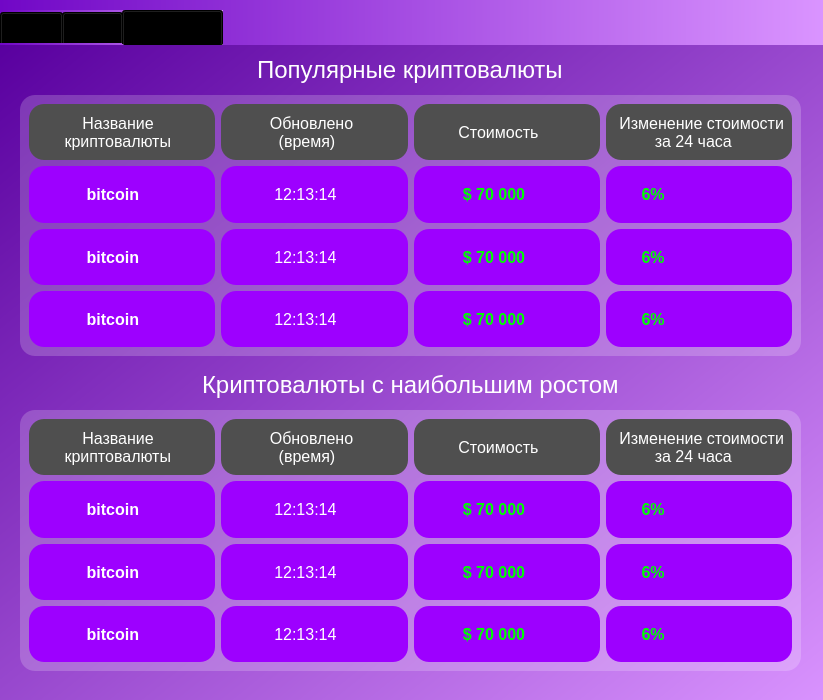
First picture: the form in parser_gui_test.ui, repository artemdmitrievich/Myparser, before the edit.
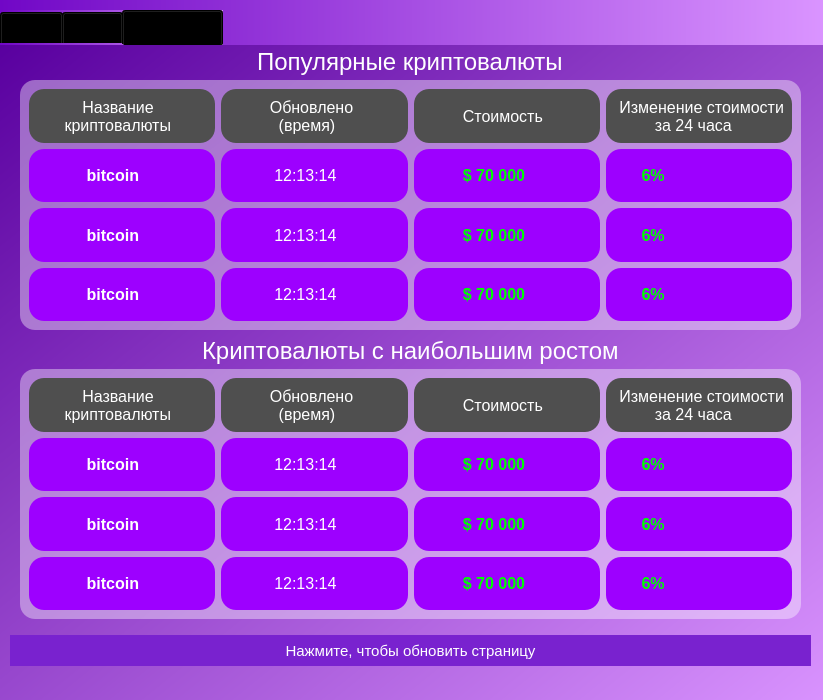
Second picture: the form after the edit. The open tabs and pages were chosen to show the change. Icons and pictures are not drawn.

Commit message: Сделал заполняемую форму криптовалют с наибольши ростом, сделал кнопку обновить страницу additional.

```diff
--- a/parser_gui_test.ui
+++ b/parser_gui_test.ui
@@ -756,7 +756,7 @@
       <property name="geometry">
        <rect>
         <x>257</x>
-        <y>10</y>
+        <y>2</y>
         <width>311</width>
         <height>30</height>
        </rect>
@@ -774,7 +774,7 @@
       <property name="geometry">
        <rect>
         <x>202</x>
-        <y>325</y>
+        <y>291</y>
         <width>421</width>
         <height>30</height>
        </rect>
@@ -792,7 +792,7 @@
       <property name="geometry">
        <rect>
         <x>700</x>
-        <y>126</y>
+        <y>109</y>
         <width>40</width>
         <height>40</height>
        </rect>
@@ -818,7 +818,7 @@
       <property name="geometry">
        <rect>
         <x>700</x>
-        <y>194</y>
+        <y>169</y>
         <width>40</width>
         <height>40</height>
        </rect>
@@ -844,7 +844,7 @@
       <property name="geometry">
        <rect>
         <x>700</x>
-        <y>260</y>
+        <y>229</y>
         <width>40</width>
         <height>40</height>
        </rect>
@@ -870,13 +870,13 @@
       <property name="geometry">
        <rect>
         <x>20</x>
-        <y>365</y>
+        <y>324</y>
         <width>781</width>
-        <height>261</height>
+        <height>250</height>
        </rect>
       </property>
       <property name="styleSheet">
-       <string notr="true">background: rgba(255,255,255, 50);
+       <string notr="true">background: rgba(255,255,255, 100);
 border-radius: 15px;</string>
       </property>
       <layout class="QVBoxLayout" name="verticalLayout_5">
@@ -918,7 +918,7 @@
 background-color: rgb(79, 79, 79);</string>
            </property>
            <property name="text">
-            <string>          Стоимость</string>
+            <string>           Стоимость</string>
            </property>
           </widget>
          </item>
@@ -1108,7 +1108,7 @@
       <property name="geometry">
        <rect>
         <x>700</x>
-        <y>444</y>
+        <y>399</y>
         <width>40</width>
         <height>40</height>
        </rect>
@@ -1134,7 +1134,7 @@
       <property name="geometry">
        <rect>
         <x>700</x>
-        <y>508</y>
+        <y>459</y>
         <width>40</width>
         <height>40</height>
        </rect>
@@ -1160,7 +1160,7 @@
       <property name="geometry">
        <rect>
         <x>700</x>
-        <y>569</y>
+        <y>519</y>
         <width>40</width>
         <height>40</height>
        </rect>
@@ -1182,17 +1182,35 @@
        </size>
       </property>
      </widget>
+     <widget class="QToolButton" name="Update_Additional_Button">
+      <property name="geometry">
+       <rect>
+        <x>10</x>
+        <y>590</y>
+        <width>801</width>
+        <height>31</height>
+       </rect>
+      </property>
+      <property name="styleSheet">
+       <string notr="true">color: rgb(255,255,255);
+font-size: 15px;
+background-color: rgb(121, 34, 207);</string>
+      </property>
+      <property name="text">
+       <string>Нажмите, чтобы обновить страницу</string>
+      </property>
+     </widget>
      <widget class="QFrame" name="Main_popular_crypto_Frame">
       <property name="geometry">
        <rect>
         <x>20</x>
-        <y>50</y>
+        <y>35</y>
         <width>781</width>
-        <height>261</height>
+        <height>250</height>
        </rect>
       </property>
       <property name="styleSheet">
-       <string notr="true">background: rgba(255,255,255, 50);
+       <string notr="true">background: rgba(255,255,255, 100);
 border-radius: 15px;</string>
       </property>
       <layout class="QVBoxLayout" name="verticalLayout_2">
@@ -1234,7 +1252,7 @@
 background-color: rgb(79, 79, 79);</string>
            </property>
            <property name="text">
-            <string>          Стоимость</string>
+            <string>           Стоимость</string>
            </property>
           </widget>
          </item>
```
Left out of the diff: 7 changed lines with no effect on the pictures. The commit also changes 4 other files.
